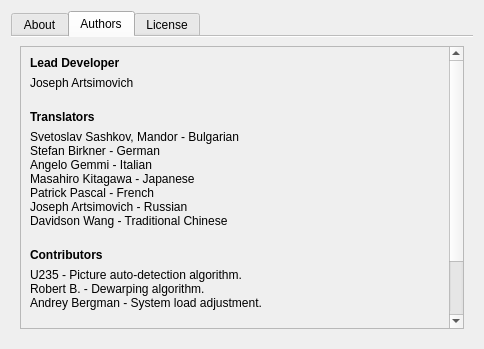
Old version of the form ui/AboutDialog.ui in the repository ImageProcessing-ElectronicPublications/scantailor-deviant.
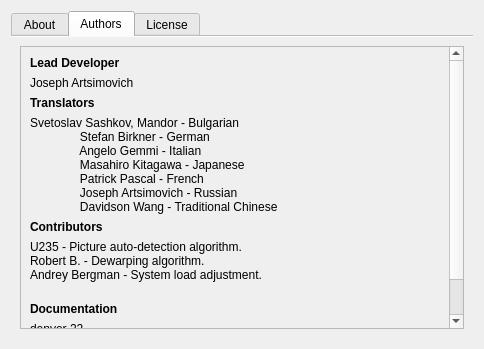
New version of the form. Icons and pictures are not drawn.

Commit message: Removed some new lines from AboutDialog.ui

```diff
--- a/ui/AboutDialog.ui
+++ b/ui/AboutDialog.ui
@@ -115,8 +115,7 @@
            <item>
             <widget class="QLabel" name="label_5">
              <property name="text">
-              <string>Joseph Artsimovich
-</string>
+              <string>Joseph Artsimovich</string>
              </property>
             </widget>
            </item>
@@ -134,13 +133,12 @@
             <widget class="QLabel" name="label_8">
              <property name="text">
               <string>Svetoslav Sashkov, Mandor - Bulgarian
-Stefan Birkner - German
-Angelo Gemmi - Italian
-Masahiro Kitagawa - Japanese
-Patrick Pascal - French
-Joseph Artsimovich - Russian
-Davidson Wang - Traditional Chinese
-</string>
+               Stefan Birkner - German
+               Angelo Gemmi - Italian
+               Masahiro Kitagawa - Japanese
+               Patrick Pascal - French
+               Joseph Artsimovich - Russian
+               Davidson Wang - Traditional Chinese</string>
              </property>
             </widget>
            </item>
```
